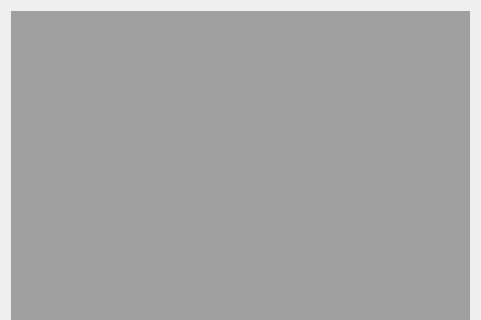
This is umati/UmatiGradingTaskView.ui in kheimerl/umati as Qt 5 draws it before an edit; both pictures show x 0 to 481 and y 0 to 320 of the 481 by 711 pixel window. The edited form follows.
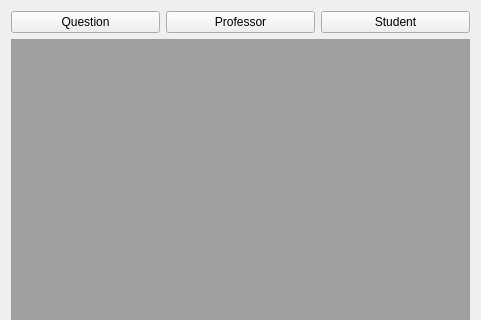
This is the edited form.

Commit message: everything went better than expected

The edit to the form file:
```diff
--- a/umati/UmatiGradingTaskView.ui
+++ b/umati/UmatiGradingTaskView.ui
@@ -14,21 +14,51 @@
    <string>Form</string>
   </property>
   <layout class="QGridLayout" name="gridLayout">
-   <item row="0" column="0">
+   <item row="3" column="0">
     <layout class="QVBoxLayout" name="verticalLayout">
+     <property name="spacing">
+      <number>6</number>
+     </property>
+     <property name="sizeConstraint">
+      <enum>QLayout::SetDefaultConstraint</enum>
+     </property>
      <item>
-      <widget class="QMdiArea" name="mainArea">
-       <property name="cursor" stdset="0">
-        <cursorShape>CrossCursor</cursorShape>
-       </property>
-       <property name="horizontalScrollBarPolicy">
-        <enum>Qt::ScrollBarAsNeeded</enum>
-       </property>
-      </widget>
+      <layout class="QHBoxLayout" name="horizontalLayout_2">
+       <item>
+        <widget class="QPushButton" name="questButton">
+         <property name="text">
+          <string>Question</string>
+         </property>
+         <property name="checkable">
+          <bool>true</bool>
+         </property>
+        </widget>
+       </item>
+       <item>
+        <widget class="QPushButton" name="profButton">
+         <property name="text">
+          <string>Professor</string>
+         </property>
+         <property name="checkable">
+          <bool>true</bool>
+         </property>
+        </widget>
+       </item>
+       <item>
+        <widget class="QPushButton" name="studentButton">
+         <property name="text">
+          <string>Student</string>
+         </property>
+         <property name="checkable">
+          <bool>true</bool>
+         </property>
+        </widget>
+       </item>
+      </layout>
      </item>
     </layout>
    </item>
-   <item row="1" column="0">
+   <item row="5" column="0">
     <layout class="QHBoxLayout" name="horizontalLayout">
      <item>
       <widget class="QLabel" name="grade">
@@ -84,6 +114,13 @@
      </item>
     </layout>
    </item>
+   <item row="4" column="0">
+    <widget class="QMdiArea" name="mainArea">
+     <property name="documentMode">
+      <bool>false</bool>
+     </property>
+    </widget>
+   </item>
   </layout>
  </widget>
  <resources/>
```
The commit also changes 1 other file.
